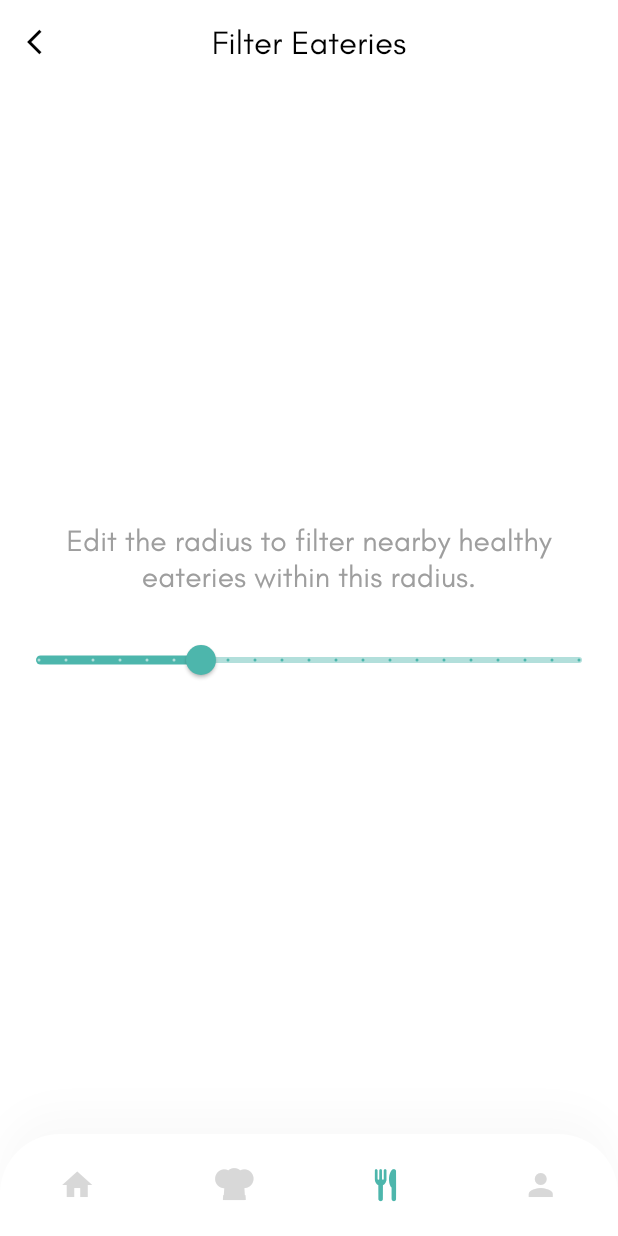
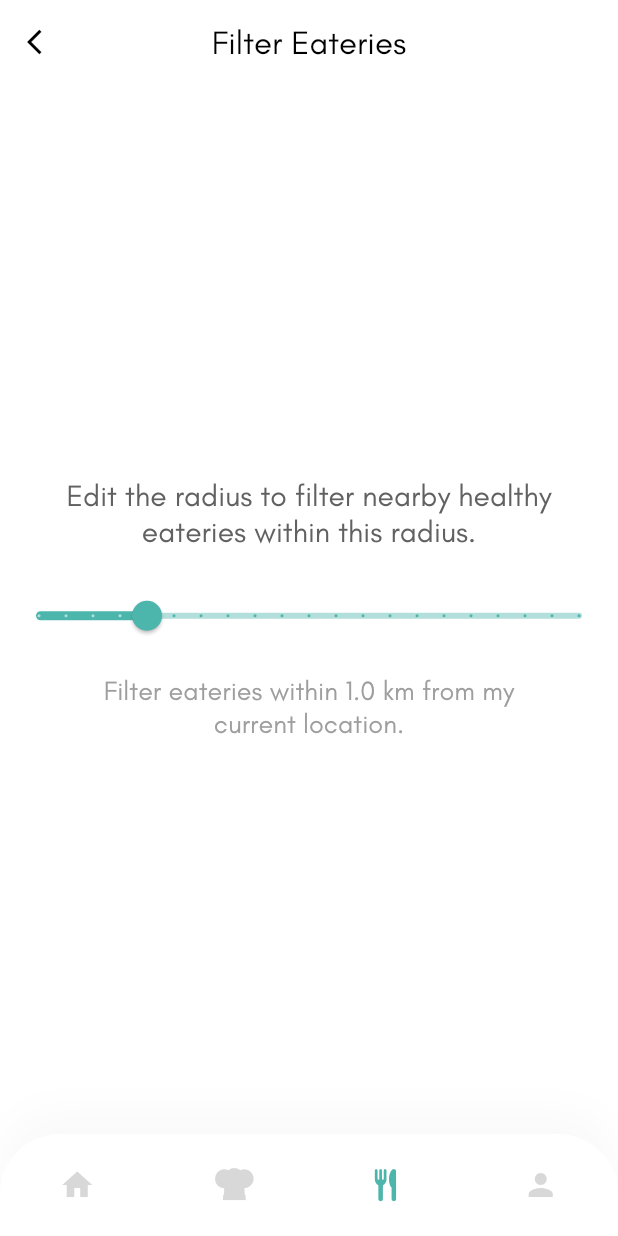
Before and after one commit to josephinehemingway/CZ2006_HealthyFoodGoWhere, a Flutter app: the filterRadius screen opened by its route, on a phone screen of 412 x 824 dp. Run offline on Flutter 3.47's test engine with Material 2 defaults, Android fonts, the phone set to English and light mode, and no system bars; our stand-ins replace csv, firebase_auth, firebase_core, firebase_database, geolocator, google_maps_flutter and 4 more; accounts and stored records are empty; network calls fail.

Commit message:
SLIDER DONE!!

```diff
--- a/lib/boundary/screens/Eateries/filterRadiusUI.dart
+++ b/lib/boundary/screens/Eateries/filterRadiusUI.dart
@@ -17,7 +17,7 @@ class filterRadius extends StatefulWidget {
 }
 
 class _filterRadiusState extends State<filterRadius> {
-  double _currentSliderValue = 1.5;
+  double _currentSliderValue = HealthyEateriesList.radiusDistance;
 
   /// The building of the filterRadius widget page.
   ///
@@ -42,7 +42,7 @@ class _filterRadiusState extends State<filterRadius> {
             Container(
               width: 350,
               child: Text("Edit the radius to filter nearby healthy eateries within this radius.",
-                style: TextStyle(fontSize: 20, color: Colors.grey[500]), textAlign: TextAlign.center,
+                style: TextStyle(fontSize: 20, color: Colors.grey[700]), textAlign: TextAlign.center,
             )),
             SizedBox(height: 20,),
 
@@ -58,9 +58,17 @@ class _filterRadiusState extends State<filterRadius> {
                 onChanged: (value) {
                   setState(() {
                   _currentSliderValue = value;
+                  HealthyEateriesList.radiusDistance = _currentSliderValue;
                   });
                 }
-          )])),
+          ),
+            SizedBox(height: 15,),
+            Container(
+                width: 300,
+                child: Text("Filter eateries within ${_currentSliderValue} km from my current location.",
+                  style: TextStyle(fontSize: 18, color: Colors.grey[500]), textAlign: TextAlign.center,
+                )),
+          ])),
       );
   }
 }
--- a/lib/boundary/screens/Recipe/RecipesListUI.dart
+++ b/lib/boundary/screens/Recipe/RecipesListUI.dart
@@ -140,7 +140,7 @@ class _HealthyRecipesListState extends State<HealthyRecipesList> with SingleTick
             return Column(
               mainAxisAlignment: MainAxisAlignment.center,
                 children: <Widget>[
-                  Text("No Recipes Found", textAlign: TextAlign.center, style: TextStyle(fontSize: 24, color: Colors.grey[800]),),
+                  Text("No Recipes Found.", textAlign: TextAlign.center, style: TextStyle(fontSize: 24, color: Colors.grey[800]),),
                   SizedBox(height: 20),
                   // Text(snapshot.error.toString(), textAlign: TextAlign.center,),
                   SizedBox(height: 40),
```
Also changed, not shown: lib/boundary/screens/Eateries/EateriesListUI.dart (+20 -3 lines).
